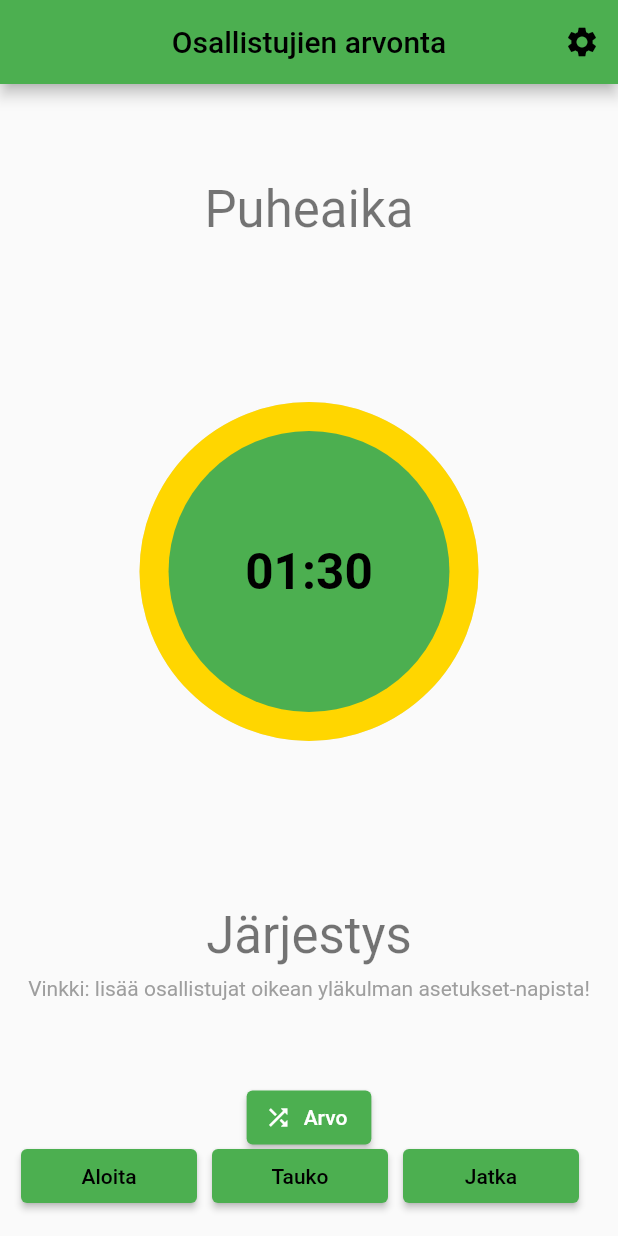
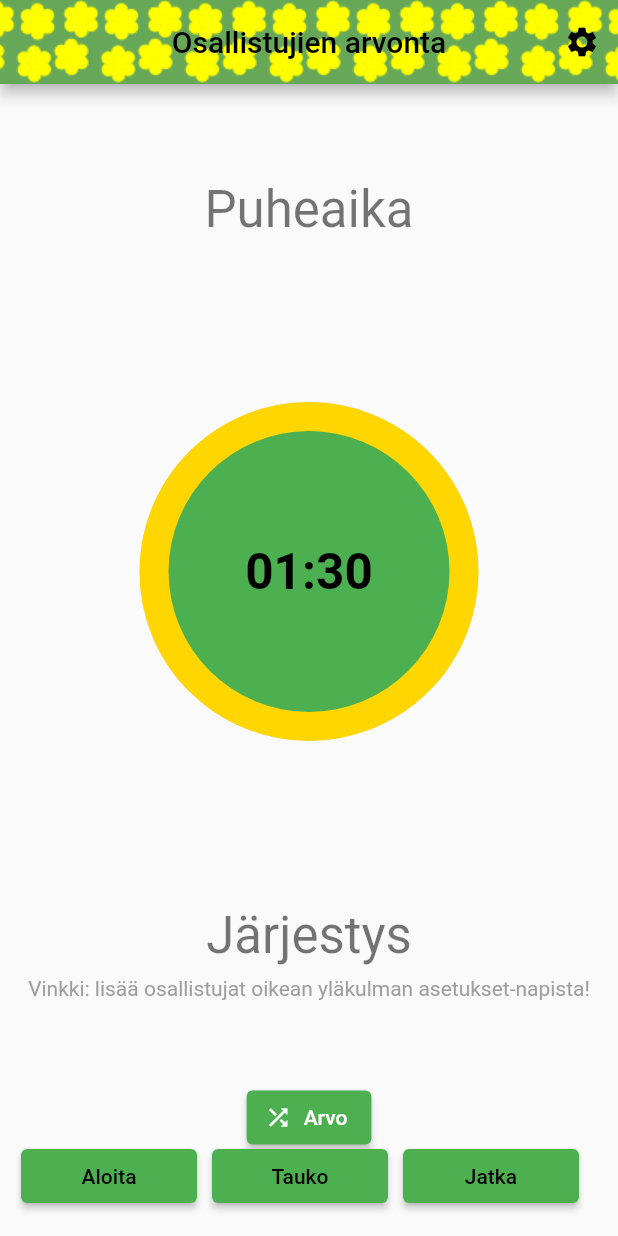
Before and after one commit to areee/flutter_participants_lottery, a Flutter app: the screen it shows after launch, on a phone screen of 412 x 824 dp. Run offline on Flutter 3.47's test engine with Material 2 defaults, Android fonts, the phone set to English and light mode, and no system bars; drawn by our look-alikes of circular_countdown_timer; our stand-ins replace google_fonts, shared_preferences; missing offline and left inert: emoji_alert.

Commit message:
Add new image to custom app bar

```diff
--- a/lib/components/custom_app_bar.dart
+++ b/lib/components/custom_app_bar.dart
@@ -7,14 +7,14 @@ PreferredSizeWidget customAppBar(
     foregroundColor: Colors.black,
     title: title,
     centerTitle: true,
-    // flexibleSpace: Container(
-    //   decoration: const BoxDecoration(
-    //     image: DecorationImage(
-    //       repeat: ImageRepeat.repeatX,
-    //       image: AssetImage('assets/images/lumihiutale.png'),
-    //     ),
-    //   ),
-    // ),
+    flexibleSpace: Container(
+      decoration: const BoxDecoration(
+        image: DecorationImage(
+          repeat: ImageRepeat.repeatX,
+          image: AssetImage('assets/images/kukkia_ruohikolla.png'),
+        ),
+      ),
+    ),
     actions: actions,
   );
 }
--- a/pubspec.yaml
+++ b/pubspec.yaml
@@ -32,6 +32,7 @@ flutter:
     - LICENSE.md
     - README.md
     - assets/images/lumihiutale.png
+    - assets/images/kukkia_ruohikolla.png
 
   # Do not use for now (to support also Windows desktop)
   # assets:
```
Also changed, not shown: assets/images/kukkia_ruohikolla.png (added).
